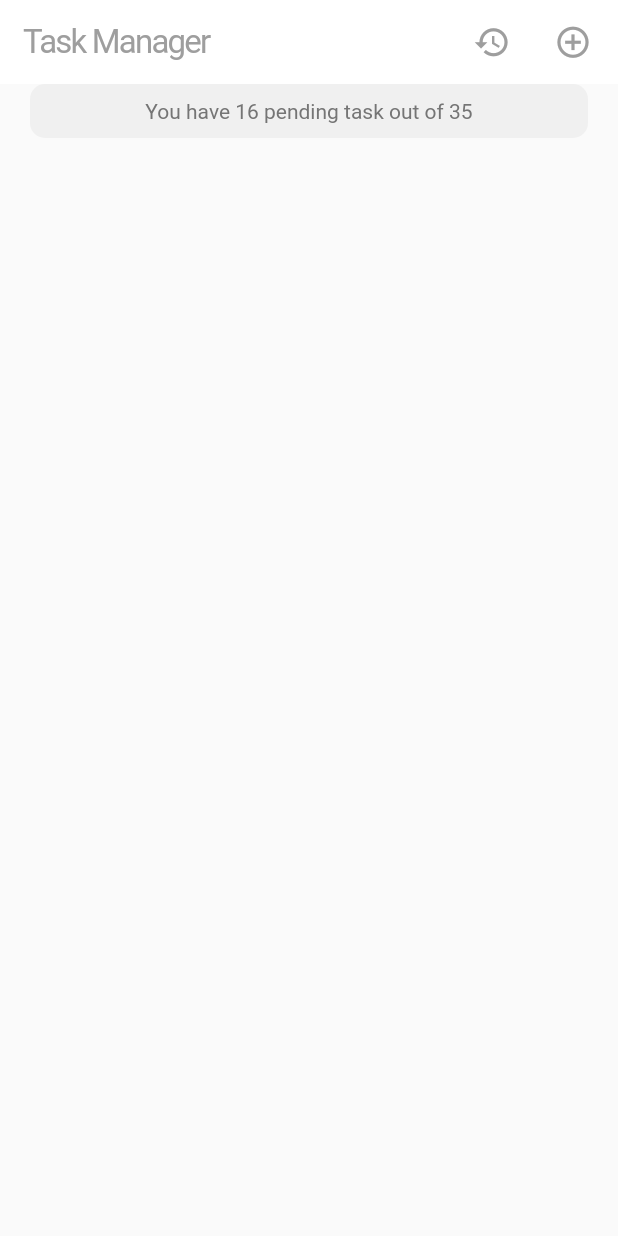
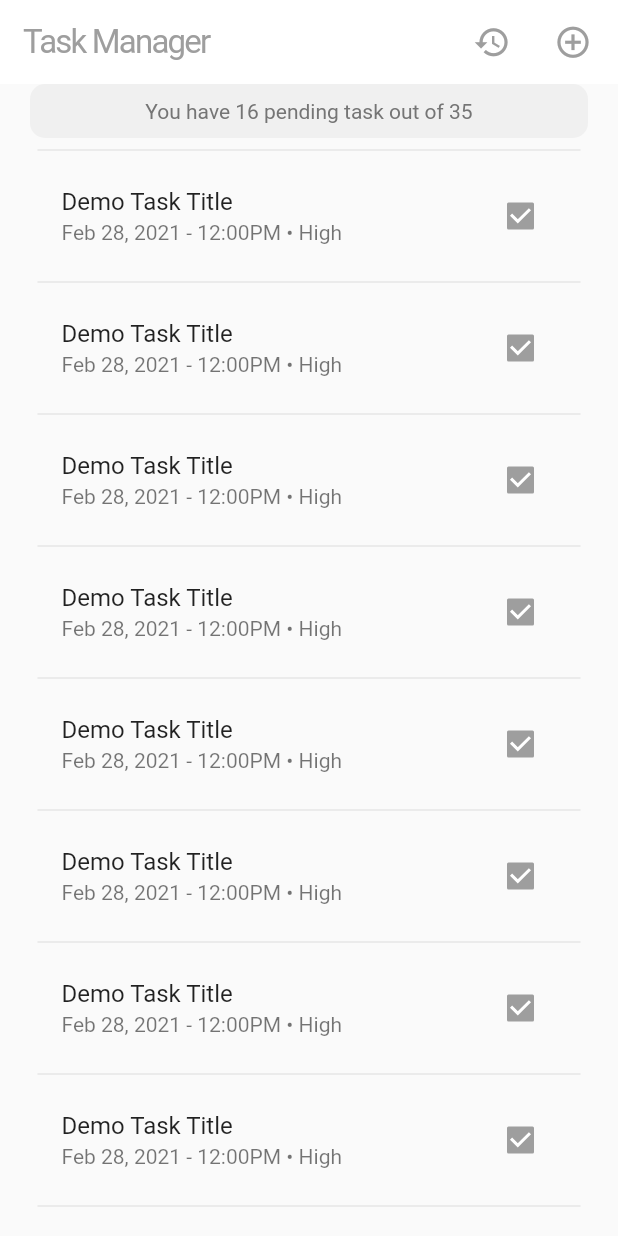
Before and after one commit to everythinguwannatobe/flutter-task-manager, a Flutter app: the screen it shows after launch, on a phone screen of 412 x 824 dp. Run offline on Flutter 3.47's test engine with Material 2 defaults, Android fonts, the phone set to English and light mode, and no system bars.

Commit message:
Complete HomeScreen

```diff
--- a/lib/Screens/home_screen.dart
+++ b/lib/Screens/home_screen.dart
@@ -1,4 +1,3 @@
-import 'package:flutter/cupertino.dart';
 import 'package:flutter/material.dart';
 
 class HomeScreen extends StatefulWidget {
@@ -7,12 +6,32 @@ class HomeScreen extends StatefulWidget {
 }
 
 class _HomeScreenState extends State<HomeScreen> {
-  get style => null;
+  Widget _buildTask(int index) {
+    return Padding(
+      padding: const EdgeInsets.symmetric(horizontal: 25.0),
+      child: Column(
+        children: <Widget>[
+          Divider(),
+          ListTile(
+            title: Text("Demo Task Title"),
+            subtitle: Text("Feb 28, 2021 - 12:00PM • High"),
+            trailing: Checkbox(
+              onChanged: (value) {
+                print(value);
+              },
+              activeColor: Colors.grey,
+              value: true,
+            ),
+          ),
+        ],
+      ),
+    );
+  }
 
   @override
-  Widget build(BuildContext context) => Scaffold(
+  Widget build(BuildContext context) {
+    return Scaffold(
         appBar: AppBar(
-        brightness: Brightness.light,
           backgroundColor: Colors.white,
           title: Text(
             "Task Manager",
@@ -40,15 +59,14 @@ class _HomeScreenState extends State<HomeScreen> {
                   icon: Icon(Icons.add_circle_outline),
                   iconSize: 25.0,
                   color: Colors.grey,
-                onPressed: () => print("Navigate to Add Screen")
-            ),
+                  onPressed: () => print("Navigate to Add Screen")),
             )
           ],
         ),
         body: ListView.builder(
-      itemCount: 1,
-      itemBuilder: (BuildContext context, int index){
-        if(index == 0){
+            itemCount: 10,
+            itemBuilder: (BuildContext context, int index) {
+              if (index == 0) {
                 return Column(
                   crossAxisAlignment: CrossAxisAlignment.start,
                   children: <Widget>[
@@ -61,7 +79,8 @@ class _HomeScreenState extends State<HomeScreen> {
                         borderRadius: BorderRadius.all(Radius.circular(10.0)),
                       ),
                       child: Center(
-                    child: Text('You have 16 pending task out of 35',
+                        child: Text(
+                          'You have 16 pending task out of 35',
                           style: TextStyle(
                             color: Colors.grey[600],
                             fontSize: 14.0,
@@ -73,7 +92,7 @@ class _HomeScreenState extends State<HomeScreen> {
                   ],
                 );
               }
-  },
-  )
-  );
+              return _buildTask(index);
+            }));
   }
+}
--- a/lib/main.dart
+++ b/lib/main.dart
@@ -12,7 +12,7 @@ class MyApp extends StatelessWidget {
       title: 'Task Manager',
       debugShowCheckedModeBanner: false,
       theme: ThemeData(
-        primarySwatch: Colors.blue,
+        primarySwatch: Colors.grey,
         visualDensity: VisualDensity.adaptivePlatformDensity,
       ),
       home: HomeScreen(),
```
Also changed, not shown: lib/Screens/add_task_screen.dart (line endings or trailing spaces). Lines whose indentation alone changed are shown as unchanged.
